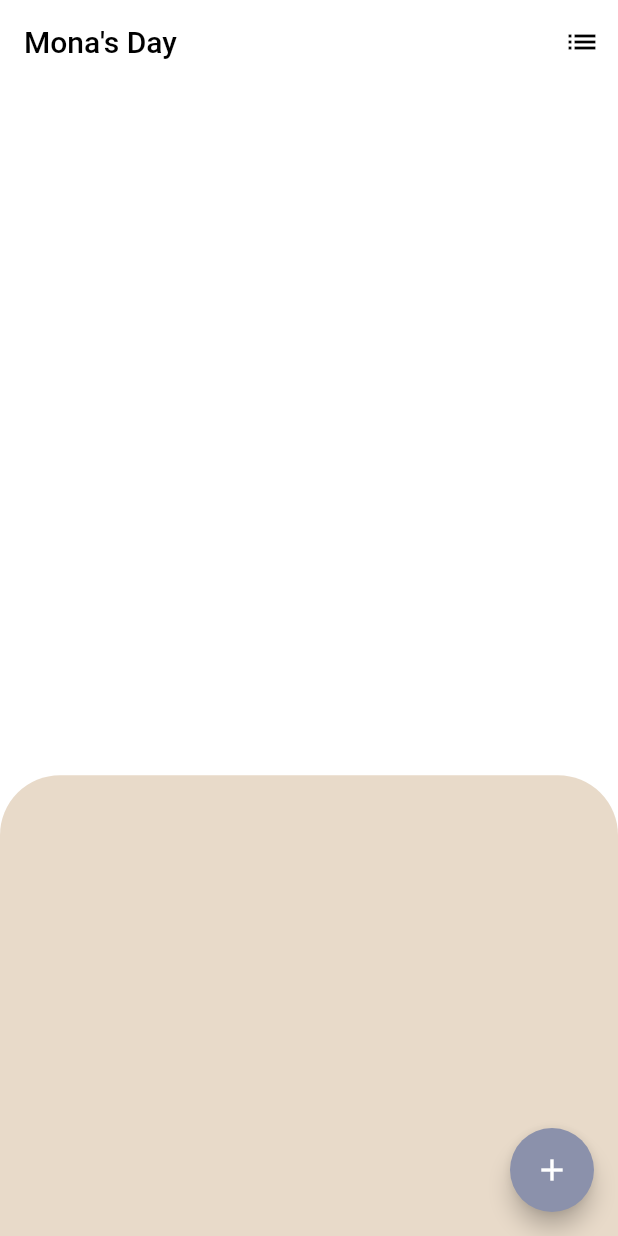
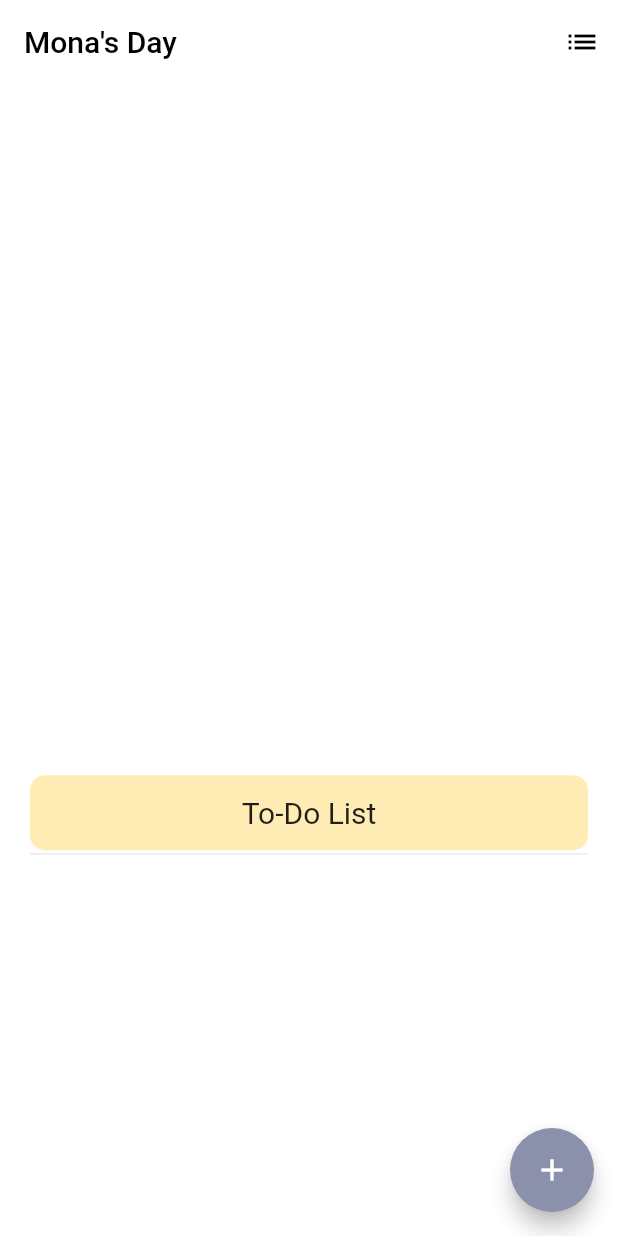
Before and after one commit to YMZhang7/-Productivity-App-ToFinish, a Flutter app: the screen it shows after launch, on a phone screen of 412 x 824 dp. Run offline on Flutter 3.47's test engine with Material 2 defaults, Android fonts, the phone set to English and light mode, and no system bars; our stand-ins replace bloc, equatable, flutter_bloc, flutter_time_picker_spinner, sqflite; accounts and stored records are empty.

Commit message:
code refactored

```diff
--- a/lib/components/task_box.dart
+++ b/lib/components/task_box.dart
@@ -14,12 +14,21 @@ class TaskBox extends StatelessWidget {
       onTap: (){
         BlocProvider.of<ScreensBloc>(context).add(TaskBoxPressed(task: task));
       },
-      child: Card(
       child: Container(
         width: 150.0,
         height: 150.0,
         decoration: BoxDecoration(
           color: Theme.of(context).colorScheme.colour3,
+          borderRadius: BorderRadius.all(Radius.circular(30.0)),
+          boxShadow: [BoxShadow(
+            color: Colors.grey.withOpacity(.5),
+            blurRadius: 10.0,
+            spreadRadius: 0.0,
+            offset: Offset(
+              5.0, // Move to right 10  horizontally
+              5.0, // Move to bottom 10 Vertically
+            ),
+          )],
         ),
         child: Stack(
           // mainAxisAlignment: MainAxisAlignment.spaceBetween,
@@ -34,7 +43,6 @@ class TaskBox extends StatelessWidget {
           ],
         ),
       ),
-      ),
     );
   }
 }
--- a/lib/components/task_tile.dart
+++ b/lib/components/task_tile.dart
@@ -22,6 +22,12 @@ class _TaskTileState extends State<TaskTile> {
               BlocProvider.of<TodoBloc>(context).add(DeleteTask(widget.task));
             });
           },
+          child: Container(
+            height: 50.0,
+            decoration: BoxDecoration(
+              color: Colors.lightGreen.withOpacity(.3),
+              borderRadius: BorderRadius.all(Radius.circular(10.0))
+            ),
             child: CheckboxListTile(
               value: widget.task.isCompleted, // controls whether the box is checked
               onChanged: (value){
@@ -32,6 +38,7 @@ class _TaskTileState extends State<TaskTile> {
               },
               title: Text(widget.task.description),
               controlAffinity: ListTileControlAffinity.leading,
+            ),
           ),
           background: Container(
             color: Colors.red,
--- a/lib/components/tasks_list.dart
+++ b/lib/components/tasks_list.dart
@@ -17,9 +17,20 @@ class TasksList extends StatelessWidget {
 
   List<Widget> getTiles(List<Task> tasks){
     List<Widget> tiles = [];
+    tiles.add(
+      Container(
+        height: 50.0,
+        decoration: BoxDecoration(
+          color: Colors.amber.withOpacity(.3),
+          borderRadius: BorderRadius.all(Radius.circular(10.0))
+        ),
+        child: Center(child: Text('To-Do List', style: TextStyle(fontSize: 20.0),),),
+      )
+    );
+    tiles.add(Divider(height: 5.0,));
     for (int i = 0; i < tasks.length; i++){
       tiles.add(TaskTile(task: tasks[i]));
-      tiles.add(Divider(height: 1.0,));
+      tiles.add(Divider(height: 5.0,));
     }
     return tiles;
   }
--- a/lib/components/tasks_matrix.dart
+++ b/lib/components/tasks_matrix.dart
@@ -1,5 +1,6 @@
 import 'package:ToFinish/models/Task.dart';
 import 'package:flutter/material.dart';
+import 'package:flutter/rendering.dart';
 import 'task_box.dart';
 
 class TasksMatrix extends StatelessWidget {
@@ -7,49 +8,22 @@ class TasksMatrix extends StatelessWidget {
   const TasksMatrix({@required this.tasks});
   @override
   Widget build(BuildContext context) {
-    return ListView(
-      padding: const EdgeInsets.only(top: 30.0, left: 35.0, right: 35.0),
-      children: getMatrix(tasks)
+    return GridView.count(
+      padding: const EdgeInsets.all(20.0),
+      scrollDirection: Axis.vertical,
+      crossAxisCount: 2,
+      children: getMatrix(tasks),
+      crossAxisSpacing: 30.0,
+      mainAxisSpacing: 30.0,
     );
   }
 
   List<Widget> getMatrix(List<Task> tasks){
     List<Widget> matrix = [];
-    if (tasks.length % 2 == 0){
-      for (int i = 0; i < tasks.length; i += 2){
+    for (int i = 0; i < tasks.length; i++){
         matrix.add(
-          Row(
-            mainAxisAlignment: MainAxisAlignment.spaceBetween,
-            children: [
-              TaskBox(task: tasks[i]), // TODO: add content later: i
-              TaskBox(task: tasks[i+1]), // i+1
-            ],
-          )
+          TaskBox(task: tasks[i]),
         );
-        matrix.add(SizedBox(height: 30.0,),);
-      }
-    } else {
-      for (int i = 0; i < tasks.length - 1; i += 2){
-         matrix.add(
-          Row(
-            mainAxisAlignment: MainAxisAlignment.spaceBetween,
-            children: [
-              TaskBox(task: tasks[i]), // TODO: add content later: i
-              TaskBox(task: tasks[i+1]), // i+1
-            ],
-          )
-        );
-        matrix.add(SizedBox(height: 30.0,),);
-      }
-      // last element
-      matrix.add(
-        Row(
-          mainAxisAlignment: MainAxisAlignment.start,
-          children: [
-            TaskBox(task: tasks[tasks.length-1]), // length - 1
-          ],
-        )
-      );
     }
     return matrix;
   }
--- a/lib/screens/list_screen.dart
+++ b/lib/screens/list_screen.dart
@@ -39,6 +39,7 @@ class ListScreen extends StatelessWidget {
             );
           } else if (state is TasksLoadSuccess){
             return Container(
+              padding: EdgeInsets.all(10.0),
               child: Column(
                 children: getTaskTiles(state.tasks),
               )
@@ -71,6 +72,7 @@ class ListScreen extends StatelessWidget {
     } else {
       for (int i = 0; i < tasks.length; i++){
         tiles.add(TaskTile(task: tasks[i],));
+        tiles.add(Divider(height: 5.0,));
       }
     }
     return tiles;
--- a/lib/screens/timers_list_screen.dart
+++ b/lib/screens/timers_list_screen.dart
@@ -23,6 +23,7 @@ class TimersListScreen extends StatelessWidget {
       ),
       body: Stack(
           children:[
+            // timers
             BlocBuilder<TodoBloc, TodoState>(
               builder: (context, state) {
                 if (state is TasksLoadSuccess){
@@ -40,6 +41,7 @@ class TimersListScreen extends StatelessWidget {
                 }
               },
             ),
+            // bottom sheet
             Container(
               child: DraggableScrollableSheet(
                 initialChildSize: 0.4,
@@ -48,8 +50,9 @@ class TimersListScreen extends StatelessWidget {
                 builder: (context, scrollController){
                   return Container(
                     decoration: BoxDecoration(
-                      color: Theme.of(context).colorScheme.colour2,
-                      borderRadius: BorderRadius.only(topLeft: Radius.circular(40.0), topRight: Radius.circular(40.0)),
+                      // color: Theme.of(context).colorScheme.colour2,
+                      color: Colors.transparent,
+                      // borderRadius: BorderRadius.only(topLeft: Radius.circular(40.0), topRight: Radius.circular(40.0)),
                     ),
                     child: BlocBuilder<TodoBloc, TodoState>(
                       builder: (context, state) {
@@ -58,8 +61,11 @@ class TimersListScreen extends StatelessWidget {
                           return Center(child: CircularProgressIndicator(),);
                         } else if (state is TasksLoadSuccess){
                           return Padding(
-                            padding: const EdgeInsets.only(top: 40.0, left: 20.0, right: 20.0),
-                            child: TasksList(controller: scrollController, tasks: state.tasks)
+                            padding: const EdgeInsets.only(top: 0.0, left: 20.0, right: 20.0),
+                            child: Container(
+                              color: Colors.white,
+                              child: TasksList(controller: scrollController, tasks: state.tasks)
+                            ),
                           );
                         } else if (state is TasksLoadFailure){
                           return Center(child: Text('Something went wrong...'),);
```
Lines whose indentation alone changed are shown as unchanged.
